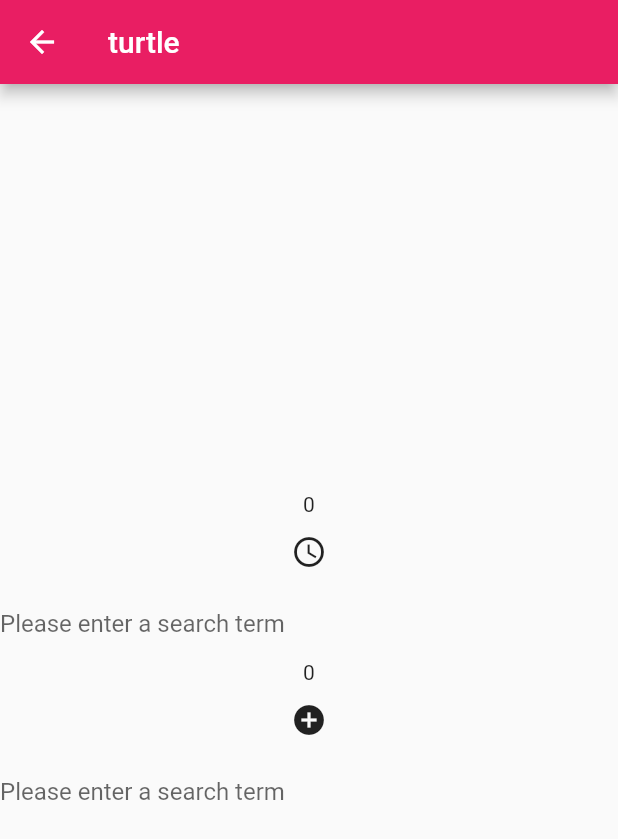
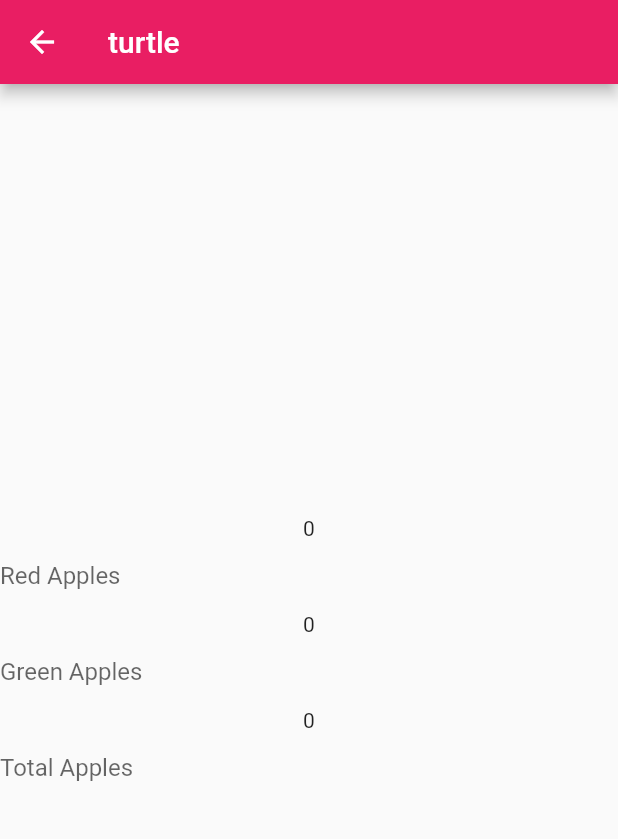
Before and after one commit to Jocifer/joesnewexcitingproject, a Flutter app: the IconScreen screen opened by its route, on a phone screen of 412 x 824 dp. Shown: the top 839 px of the screen. Run offline on Flutter 3.47's test engine with Material 2 defaults, Android fonts, the phone set to English and light mode, and no system bars.

Commit message:
3 values, 3 text, 3 text field, val1+val2=val3

```diff
--- a/lib/iconscreen.dart
+++ b/lib/iconscreen.dart
@@ -21,19 +21,18 @@ class IconScreen extends StatefulWidget {
 class _MyHomePageState extends State<IconScreen> {
   int val = 0;
   int val1 = 0;
-
-  void _openpage() {
-    Navigator.pushNamed(context, '/screen3');
-  }
-  void _openpage1() {
-    Navigator.pushNamed(context, '/screen3');
-  }
+  int res = 0;
 
   void _onChanged(String input) {
     val = int.parse(input);
   }
+
   void _onChanged1(String input) {
     val1 = int.parse(input);
+  }
+
+  void _onChanged2(String input) {
+    res = val + val1;
   }
 
   @override
@@ -71,27 +70,24 @@ class _MyHomePageState extends State<IconScreen> {
               crossAxisAlignment: CrossAxisAlignment.center,
               children: <Widget>[
                 new Text('$val'),
-            new FlatButton(
-                onPressed: _openpage, child: new Icon(Icons.access_time)),
                 TextField(
                     keyboardType: TextInputType.number,
                     decoration: InputDecoration(
-                  border: InputBorder.none,
-                  hintText: 'Please enter a search term'),
+                        border: InputBorder.none, hintText: 'Red Apples'),
                     onChanged: _onChanged),
                 new Text('$val1'),
-            new FlatButton(
-                onPressed: _openpage1, child: new Icon(Icons.add_circle)),
                 TextField(
                     keyboardType: TextInputType.number,
                     decoration: InputDecoration(
-                    border: InputBorder.none,
-                    hintText: 'Please enter a search term'),
-                onChanged: _onChanged1),]
-            )
-
-        ),
+                        border: InputBorder.none, hintText: 'Green Apples'),
+                    onChanged: _onChanged1),
+                new Text('$res'),
+                TextField(
+                    keyboardType: TextInputType.number,
+                    decoration: InputDecoration(
+                        border: InputBorder.none, hintText: 'Total Apples'),
+                    onChanged: _onChanged2),
+              ])),
     );
-
   }
 }
```
Lines whose indentation alone changed are shown as unchanged.
